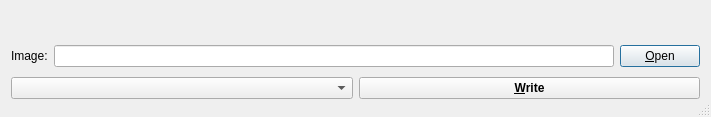
The window that maindialog.ui (OpenMandrivaSoftware/om-imagewriter) describes before a commit, drawn with Qt 5.
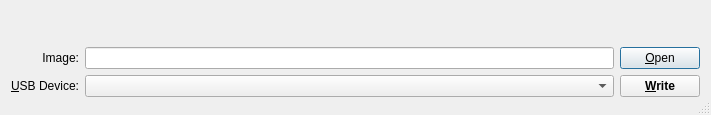
The same window after the commit. Icons and pictures are not drawn.

```diff
--- a/maindialog.ui
+++ b/maindialog.ui
@@ -7,7 +7,7 @@
     <x>0</x>
     <y>0</y>
     <width>711</width>
-    <height>117</height>
+    <height>115</height>
    </rect>
   </property>
   <property name="sizePolicy">
@@ -61,6 +61,9 @@
        <property name="pixmap">
         <pixmap resource="RosaImageWriter.qrc">:/logo-rosa.png</pixmap>
        </property>
+       <property name="margin">
+        <number>0</number>
+       </property>
       </widget>
      </item>
      <item>
@@ -79,24 +82,8 @@
     </layout>
    </item>
    <item>
-    <layout class="QHBoxLayout" name="imageHorizontalLayout">
-     <item>
-      <widget class="QLabel" name="imageLabel">
-       <property name="sizePolicy">
-        <sizepolicy hsizetype="Preferred" vsizetype="Fixed">
-         <horstretch>0</horstretch>
-         <verstretch>0</verstretch>
-        </sizepolicy>
-       </property>
-       <property name="text">
-        <string>Image:</string>
-       </property>
-       <property name="buddy">
-        <cstring></cstring>
-       </property>
-      </widget>
-     </item>
-     <item>
+    <layout class="QGridLayout" name="controlsGridLayout">
+     <item row="0" column="1">
       <widget class="QLineEdit" name="imageEdit">
        <property name="dragEnabled">
         <bool>true</bool>
@@ -106,21 +93,49 @@
        </property>
       </widget>
      </item>
-     <item>
+     <item row="1" column="0">
+      <widget class="QLabel" name="deviceLabel">
+       <property name="text">
+        <string>&amp;USB Device:</string>
+       </property>
+       <property name="alignment">
+        <set>Qt::AlignRight|Qt::AlignTrailing|Qt::AlignVCenter</set>
+       </property>
+       <property name="buddy">
+        <cstring>deviceList</cstring>
+       </property>
+      </widget>
+     </item>
+     <item row="0" column="0">
+      <widget class="QLabel" name="imageLabel">
+       <property name="sizePolicy">
+        <sizepolicy hsizetype="Preferred" vsizetype="Fixed">
+         <horstretch>0</horstretch>
+         <verstretch>0</verstretch>
+        </sizepolicy>
+       </property>
+       <property name="text">
+        <string>Image:</string>
+       </property>
+       <property name="alignment">
+        <set>Qt::AlignRight|Qt::AlignTrailing|Qt::AlignVCenter</set>
+       </property>
+       <property name="buddy">
+        <cstring></cstring>
+       </property>
+      </widget>
+     </item>
+     <item row="1" column="1">
+      <widget class="QComboBox" name="deviceList"/>
+     </item>
+     <item row="0" column="2">
       <widget class="QPushButton" name="imageSelectButton">
        <property name="text">
         <string>&amp;Open</string>
        </property>
       </widget>
      </item>
-    </layout>
-   </item>
-   <item>
-    <layout class="QHBoxLayout" name="deviceHorizontalLayout">
-     <item>
-      <widget class="QComboBox" name="deviceList"/>
-     </item>
-     <item>
+     <item row="1" column="2">
       <widget class="QPushButton" name="writeButton">
        <property name="font">
         <font>
```
Left out of the diff: 8 changed lines with no effect on the pictures.
